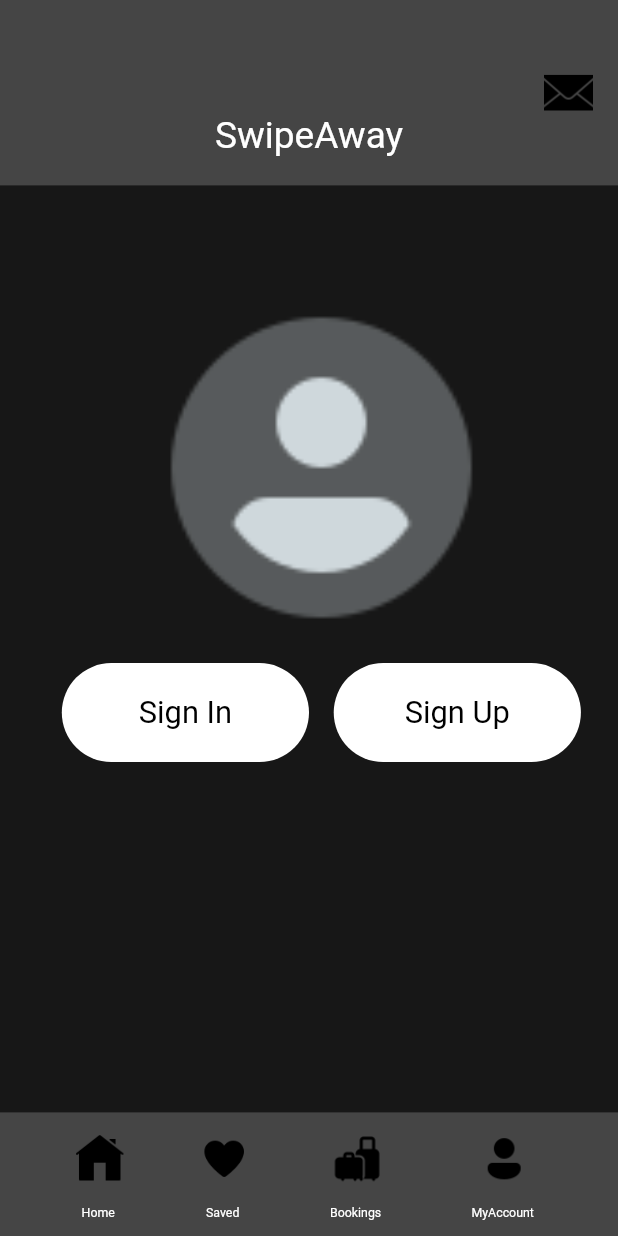
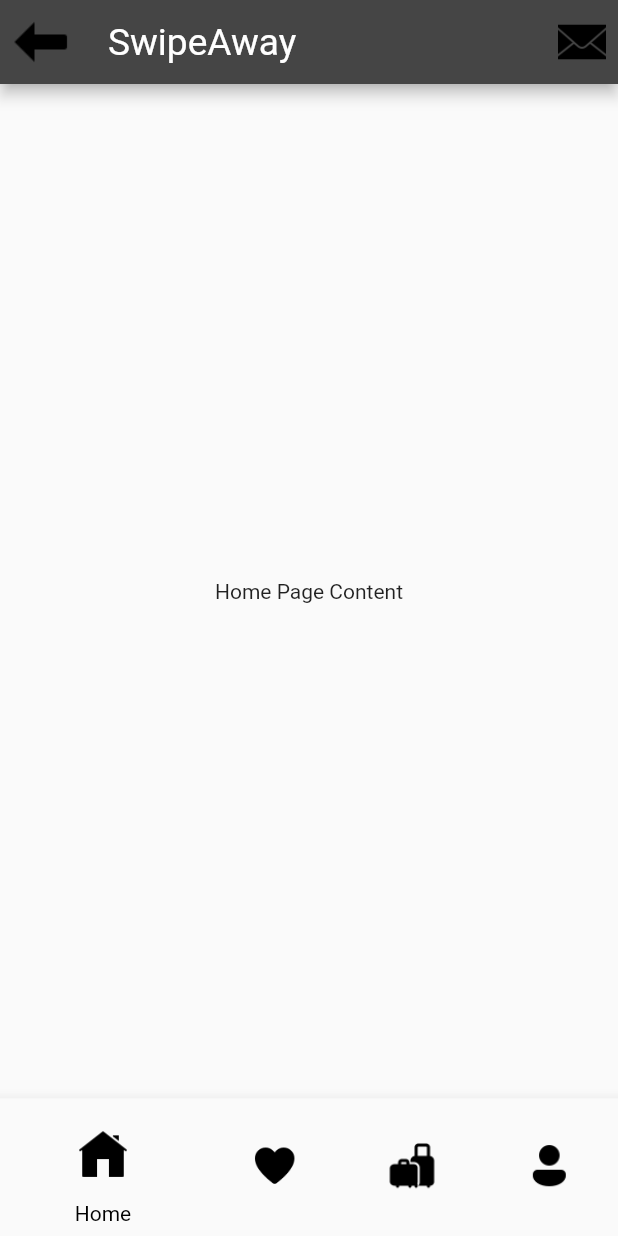
Before and after one commit to helenajullia/SwipeAway, a Flutter app: the screen it shows after launch, after a tap on "Sign Up", on a phone screen of 412 x 824 dp. Run offline on Flutter 3.47's test engine with Material 2 defaults, Android fonts, the phone set to English and light mode, and no system bars; our stand-ins replace get, google_fonts.

Commit message:
Created the design for the Sign Up page, without the register credentials

```diff
--- /dev/null
+++ b/lib/authentication/signUp.dart
@@ -0,0 +1,109 @@
+import 'package:flutter/material.dart';
+import 'package:google_fonts/google_fonts.dart';
+class SignUp extends StatefulWidget {
+  @override
+  _SignUpState createState() => _SignUpState();
+}
+
+class _SignUpState extends State<SignUp> {
+  int _currentPageIndex = 0;
+
+  void _onItemTapped(int index) {
+    setState(() {
+      _currentPageIndex = index;
+    });
+  }
+
+  @override
+  Widget build(BuildContext context) {
+    return Scaffold(
+      appBar: AppBar(
+        backgroundColor: Color(0xFF454545),
+        leading: IconButton(
+          icon: Image.asset('assets/icons/left_arrow2.png'), // Replace the icon with a left arrow
+          onPressed: () {
+            Navigator.of(context).pop(); // Add navigation action here
+          },
+        ),
+        title: Text(
+          'SwipeAway',
+          style: GoogleFonts.kronaOne(
+            color: Colors.white,
+            fontSize: MediaQuery.of(context).size.width * 0.06,
+            fontWeight: FontWeight.w400,
+          ),
+        ),
+        actions: [
+          IconButton(
+            icon: Image.asset(
+              'assets/icons/notifications_icon.png',
+              color: Colors.black,
+            ),
+            onPressed: () {
+              // Handle notifications icon tap
+            },
+          ),
+        ],
+      ),
+      body: Center(
+        child: _getPageContent(_currentPageIndex),
+      ),
+      bottomNavigationBar: BottomNavigationBar(
+        backgroundColor: Color(0xFF454545),
+        items: <BottomNavigationBarItem>[
+          BottomNavigationBarItem(
+            icon: Image.asset(
+              'assets/icons/home_icon.png',
+              width: MediaQuery.of(context).size.width * 0.08,
+              height: MediaQuery.of(context).size.width * 0.15,
+            ),
+            label: 'Home',
+          ),
+          BottomNavigationBarItem(
+            icon: Image.asset(
+              'assets/icons/saved_icon.png',
+              width: MediaQuery.of(context).size.width * 0.08,
+              height: MediaQuery.of(context).size.width * 0.15,
+            ),
+            label: 'Saved',
+          ),
+          BottomNavigationBarItem(
+            icon: Image.asset(
+              'assets/icons/bookings_icon.png',
+              width: MediaQuery.of(context).size.width * 0.08,
+              height: MediaQuery.of(context).size.width * 0.15,
+            ),
+            label: 'Bookings',
+          ),
+          BottomNavigationBarItem(
+            icon: Image.asset(
+              'assets/icons/myAccount_icon.png',
+              width: MediaQuery.of(context).size.width * 0.08,
+              height: MediaQuery.of(context).size.width * 0.15,
+            ),
+            label: 'My Account',
+          ),
+        ],
+        currentIndex: _currentPageIndex,
+        unselectedItemColor: Colors.black,
+        selectedItemColor: Colors.black,
+        onTap: _onItemTapped,
+      ),
+    );
+  }
+
+  Widget _getPageContent(int index) {
+    switch (index) {
+      case 0:
+        return Text('Home Page Content');
+      case 1:
+        return Text('Saved Page Content');
+      case 2:
+        return Text('Bookings Page Content');
+      case 3:
+        return Text('My Account Page Content');
+      default:
+        return Text('Invalid Page');
+    }
+  }
+}
--- a/lib/authentication/signing_option.dart
+++ b/lib/authentication/signing_option.dart
@@ -1,62 +1,51 @@
 import 'package:flutter/material.dart';
 import 'package:google_fonts/google_fonts.dart';
+import 'package:swipe_away/authentication/signUp.dart';
 
-class ChooseSigningOption extends StatelessWidget {
+
+class ChooseSigningOption extends StatefulWidget {
+  @override
+  _ChooseSigningOptionState createState() => _ChooseSigningOptionState();
+}
+
+class _ChooseSigningOptionState extends State<ChooseSigningOption> {
+  int _selectedIndex = 0;
+
+  void _onItemTapped(int index) {
+    setState(() {
+      _selectedIndex = index;
+    });
+  }
+
   @override
   Widget build(BuildContext context) {
-    final screenSize = MediaQuery.of(context).size;
-
     return Scaffold(
       backgroundColor: Color(0xFF171717),
-      body: Stack(
-        children: [
-          Positioned(
-            left: 0,
-            right: 0,
-            top: screenSize.height * 0.00, // Adjust the top position of the "SwipeAway" text
-            child: Container(
-              width: screenSize.width,
-              height: screenSize.height * 0.15,
-              decoration: BoxDecoration(color: Color(0xFF454545)),
-              child: Stack(
-                alignment: Alignment.center,
-                children: [
-                  Row(
-                    mainAxisAlignment: MainAxisAlignment.center,
-                    crossAxisAlignment: CrossAxisAlignment.center,
-                    children: [
-                      Align(
-                        alignment: Alignment(0.4, 0.6), // Adjust the values (-1.0 to 1.0) to control alignment
-                        child: Text(
+      appBar: AppBar(
+        backgroundColor: Color(0xFF454545),
+        title: Text(
           'SwipeAway',
           style: GoogleFonts.kronaOne(
             color: Colors.white,
-                            fontSize: screenSize.width * 0.06,
+            fontSize: MediaQuery.of(context).size.width * 0.06,
             fontWeight: FontWeight.w400,
           ),
         ),
+        actions: [
+          IconButton(
+            icon: Image.asset(
+              'assets/icons/notifications_icon.png',
+              color: Colors.black,
+            ),
+            onPressed: () {
+              // Handle notifications icon tap
+            },
           ),
         ],
       ),
-                  Positioned(
-                    right: screenSize.width * 0.04,
-                    top: screenSize.height * 0.055,
-                    child: Image.asset(
-                      'assets/icons/notifications_icon.png',
-                      width: screenSize.width * 0.08,
-                      height: screenSize.width * 0.08,
-                      color: Colors.black,
-                    ),
-                  ),
-                ],
-              ),
-            ),
-          ),
-
-          Positioned(
-            left: screenSize.width * 0.1,
-            top: screenSize.height * 0.32,
+      body: Center(
         child: Column(
+          mainAxisAlignment: MainAxisAlignment.center,
           children: [
             Transform.scale(
               scale: 2.5,
@@ -65,54 +54,49 @@ class ChooseSigningOption extends StatelessWidget {
                 color: Colors.blueGrey.shade100,
               ),
             ),
-                SizedBox(height: screenSize.height * 0.1),
+            SizedBox(height: MediaQuery.of(context).size.height * 0.15),
             Row(
               mainAxisAlignment: MainAxisAlignment.center,
               children: [
-                    InkWell(
-                      onTap: () {
-                        // Handle user button click
+                ElevatedButton(
+                  onPressed: () async {
+                    // Handle sign in button click
                   },
-                      child: Container(
-                        width: screenSize.width * 0.4,
-                        height: screenSize.height * 0.08,
-                        alignment: Alignment.center,
-                        decoration: BoxDecoration(
-                          color: Colors.white,
-                          borderRadius: BorderRadius.circular(screenSize.width * 0.08),
+                  style: ElevatedButton.styleFrom(
+                    minimumSize: Size(50, 50),
+                    backgroundColor: Colors.white,
+                    shape: RoundedRectangleBorder(
+                      borderRadius: BorderRadius.circular(MediaQuery.of(context).size.width * 0.8),
+                    ),
                   ),
                   child: Text(
                     'Sign In',
-                          textAlign: TextAlign.center,
                     style: GoogleFonts.kronaOne(
                       color: Colors.black,
-                            fontSize: screenSize.width * 0.05,
+                      fontSize: MediaQuery.of(context).size.width * 0.05,
                       fontWeight: FontWeight.w400,
                     ),
                   ),
                 ),
+                SizedBox(width: MediaQuery.of(context).size.width * 0.05),
+                ElevatedButton(
+                  onPressed: () {
+                    // Handle sign up button click
+                    Navigator.of(context).push(MaterialPageRoute(builder: (context) => SignUp()));
+                  },
+                  style: ElevatedButton.styleFrom(
+                    minimumSize: Size(50, 50),
+                    backgroundColor: Colors.white,
+                    shape: RoundedRectangleBorder(
+                      borderRadius: BorderRadius.circular(MediaQuery.of(context).size.width * 0.08),
                     ),
-                    SizedBox(width: screenSize.width * 0.04),
-                    InkWell(
-                      onTap: () {
-                        // Handle admin button click
-                      },
-                      child: Container(
-                        width: screenSize.width * 0.4,
-                        height: screenSize.height * 0.08,
-                        alignment: Alignment.center,
-                        decoration: BoxDecoration(
-                          color: Colors.white,
-                          borderRadius: BorderRadius.circular(screenSize.width * 0.08),
                   ),
                   child: Text(
                     'Sign Up',
-                          textAlign: TextAlign.center,
                     style: GoogleFonts.kronaOne(
                       color: Colors.black,
-                            fontSize: screenSize.width * 0.05,
+                      fontSize: MediaQuery.of(context).size.width * 0.05,
                       fontWeight: FontWeight.w400,
-                          ),
                     ),
                   ),
                 ),
@@ -121,61 +105,46 @@ class ChooseSigningOption extends StatelessWidget {
           ],
         ),
       ),
-          Positioned(
-            left: 0,
-            right: 0,
-            bottom: 0,
-            child: Container(
-              width: screenSize.width,
-              height: screenSize.height * 0.1,
-              decoration: BoxDecoration(color: Color(0xFF454545)),
-              child: Row(
-                mainAxisAlignment: MainAxisAlignment.spaceEvenly,
-                children: [
-                  for (final icon in [
-                    'home_icon.png',
-                    'saved_icon.png',
-                    'bookings_icon.png',
-                    'myAccount_icon.png',
-                  ])
-                    Column(
-                      children: [
-                        Image.asset(
-                          'assets/icons/$icon',
-                          width: screenSize.width * 0.08,
-                          height: screenSize.width * 0.15,
-                          color: Colors.black,
+      bottomNavigationBar: BottomNavigationBar(
+        items: <BottomNavigationBarItem>[
+          BottomNavigationBarItem(
+            icon: Image.asset(
+              'assets/icons/home_icon.png',
+              width: MediaQuery.of(context).size.width * 0.08,
+              height: MediaQuery.of(context).size.width * 0.15,
             ),
-                        Text(
-                          '  ${_getLabelForIcon(icon)}   ',
-                          style: GoogleFonts.kronaOne(
-                            color: Colors.white,
-                            fontSize: screenSize.width * 0.02,
+            label: 'Home',
           ),
+          BottomNavigationBarItem(
+            icon: Image.asset(
+              'assets/icons/saved_icon.png',
+              width: MediaQuery.of(context).size.width * 0.08,
+              height: MediaQuery.of(context).size.width * 0.15,
+            ),
+            label: 'Saved',
+          ),
+          BottomNavigationBarItem(
+            icon: Image.asset(
+              'assets/icons/bookings_icon.png',
+              width: MediaQuery.of(context).size.width * 0.08,
+              height: MediaQuery.of(context).size.width * 0.15,
+            ),
+            label: 'Bookings',
+          ),
+          BottomNavigationBarItem(
+            icon: Image.asset(
+              'assets/icons/myAccount_icon.png',
+              width: MediaQuery.of(context).size.width * 0.08,
+              height: MediaQuery.of(context).size.width * 0.15,
+            ),
+            label: 'My Account',
           ),
         ],
-                    ),
-                ],
-              ),
-            ),
-          ),
-        ],
+        currentIndex: _selectedIndex,
+        unselectedItemColor: Colors.black,
+        selectedItemColor: Colors.black,
+        onTap: _onItemTapped,
       ),
     );
   }
-
-  String _getLabelForIcon(String iconName) {
-    switch (iconName) {
-      case 'home_icon.png':
-        return 'Home';
-      case 'saved_icon.png':
-        return 'Saved';
-      case 'bookings_icon.png':
-        return 'Bookings';
-      case 'myAccount_icon.png':
-        return 'MyAccount';
-      default:
-        return '';
 }
-  }
-}
```
Also changed, not shown: assets/icons/left_arrow.png (added), assets/icons/left_arrow2.png (added), 9 other files. Lines whose indentation alone changed are shown as unchanged.
